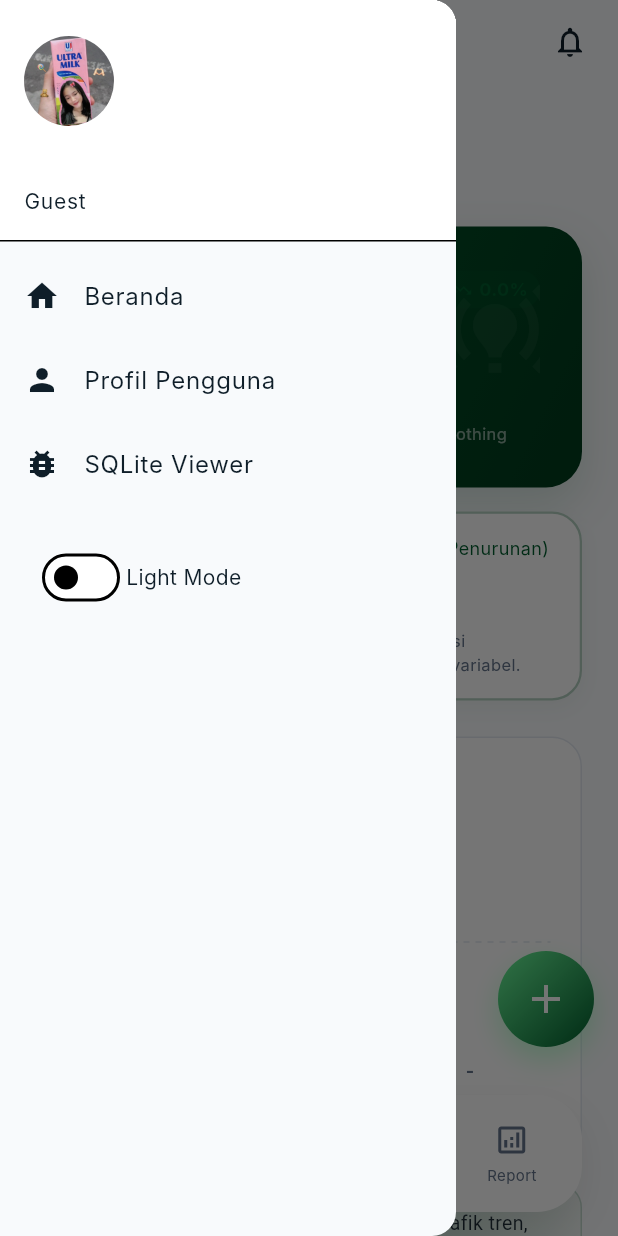
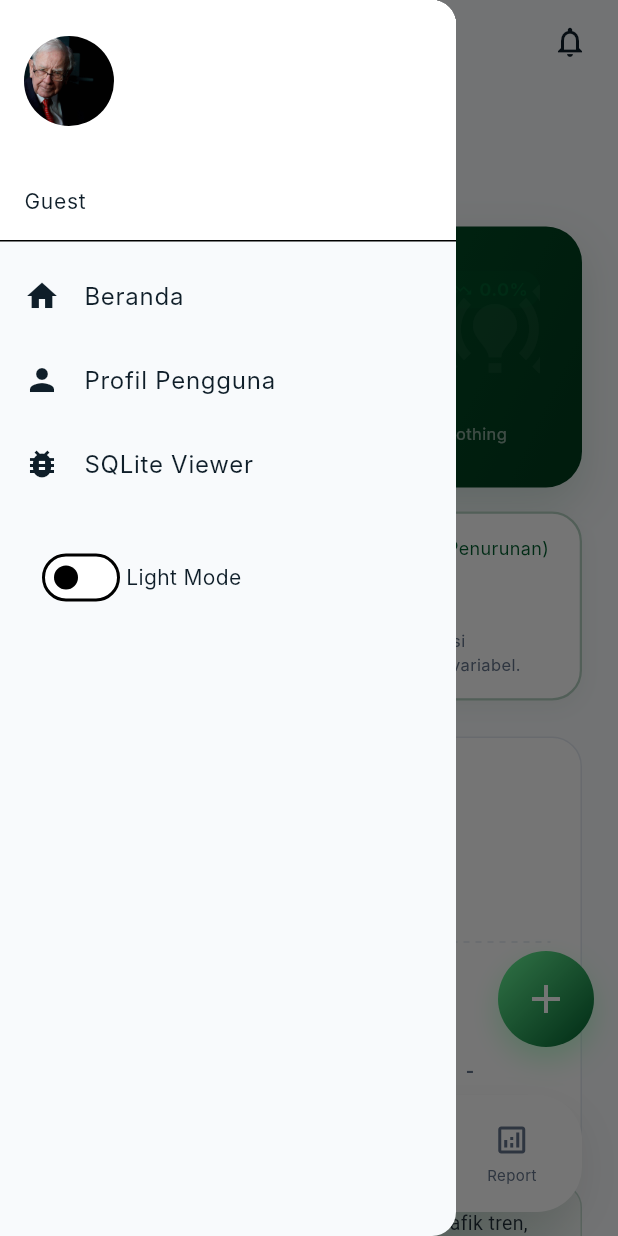
Before and after one commit to Atiowhy/dukunSaldo_PrototypeFe, a Flutter app: the HomePage screen opened directly, item 2 of the bottom bar chosen, with the side drawer open, on a phone screen of 412 x 824 dp. Run offline on Flutter 3.47's test engine with Material 3 defaults, Android fonts, the phone set to English and light mode, and no system bars; drawn by our look-alikes of fl_chart; our stand-ins replace flutter_animate, lottie, pdf, printing, shared_preferences, sqflite; missing offline and left inert: sqlite_viewer2; accounts and stored records are empty; Roboto replaces fonts that are missing (Inter).

Commit message:
update: fix bug

```diff
--- a/lib/features/home/home_screen.dart
+++ b/lib/features/home/home_screen.dart
@@ -76,18 +76,24 @@ class _HomePageState extends State<HomePage> {
     String prefix = isNegative ? "-" : "";
     if (absAmount >= 1000000000) {
       String val = (absAmount / 1000000000).toStringAsFixed(2);
-      if (val.endsWith('.00')) val = val.substring(0, val.length - 3);
-      else if (val.endsWith('0')) val = val.substring(0, val.length - 1);
+      if (val.endsWith('.00'))
+        val = val.substring(0, val.length - 3);
+      else if (val.endsWith('0'))
+        val = val.substring(0, val.length - 1);
       return '$prefix${val}M';
     } else if (absAmount >= 1000000) {
       String val = (absAmount / 1000000).toStringAsFixed(2);
-      if (val.endsWith('.00')) val = val.substring(0, val.length - 3);
-      else if (val.endsWith('0')) val = val.substring(0, val.length - 1);
+      if (val.endsWith('.00'))
+        val = val.substring(0, val.length - 3);
+      else if (val.endsWith('0'))
+        val = val.substring(0, val.length - 1);
       return '$prefix${val}Jt';
     } else if (absAmount >= 1000) {
       String val = (absAmount / 1000).toStringAsFixed(2);
-      if (val.endsWith('.00')) val = val.substring(0, val.length - 3);
-      else if (val.endsWith('0')) val = val.substring(0, val.length - 1);
+      if (val.endsWith('.00'))
+        val = val.substring(0, val.length - 3);
+      else if (val.endsWith('0'))
+        val = val.substring(0, val.length - 1);
       return '$prefix${val}Rb';
     }
     return '$prefix${absAmount.toStringAsFixed(0)}';
@@ -454,7 +460,7 @@ class _HomePageState extends State<HomePage> {
                 ClipRRect(
                   borderRadius: BorderRadius.circular(100),
                   child: Image.asset(
-                    "assets/image/ciks.jpeg",
+                    "assets/image/orang.jpg",
                     width: 60,
                     height: 60,
                     fit: BoxFit.cover,
@@ -1126,7 +1132,10 @@ class _HomePageState extends State<HomePage> {
         : _predictChartSpots.map((e) => e.y).reduce((a, b) => a < b ? a : b);
     double minYValue = minReal < minPredict ? minReal : minPredict;
 
-    double calculatedMaxY = (maxYValue > 0 ? maxYValue * 1.5 : 0.0).clamp(10.0, double.infinity);
+    double calculatedMaxY = (maxYValue > 0 ? maxYValue * 1.5 : 0.0).clamp(
+      10.0,
+      double.infinity,
+    );
     double calculatedMinY = minYValue < 0 ? (minYValue * 1.5) : 0.0;
 
     final realBarData = LineChartBarData(
@@ -1267,7 +1276,7 @@ class _HomePageState extends State<HomePage> {
                 ],
               ),
             )
-          else
+          else ...[
             SizedBox(
               height: 160,
               child: LineChart(
@@ -1375,6 +1384,33 @@ class _HomePageState extends State<HomePage> {
                 ),
               ),
             ),
+            const SizedBox(height: 16),
+            Container(
+              padding: const EdgeInsets.all(12),
+              decoration: BoxDecoration(
+                color: theme.primaryColor.withOpacity(0.05),
+                borderRadius: BorderRadius.circular(12),
+                border: Border.all(color: theme.primaryColor.withOpacity(0.2)),
+              ),
+              child: Row(
+                crossAxisAlignment: CrossAxisAlignment.start,
+                children: [
+                  Icon(Icons.info_outline, color: theme.primaryColor, size: 20),
+                  const SizedBox(width: 12),
+                  Expanded(
+                    child: Text(
+                      "Info: Garis putus-putus adalah prediksi masa depan. AI menggunakan sistem peredam (smoothing) otomatis agar ramalan saldo tidak langsung rusak/anjlok drastis hanya karena pengeluaran kaget sesaat di bulan ini.",
+                      style: theme.textTheme.bodyMedium?.copyWith(
+                        fontSize: 11,
+                        height: 1.4,
+                        color: theme.textTheme.bodyMedium?.color?.withOpacity(0.8),
+                      ),
+                    ),
+                  ),
+                ],
+              ),
+            ),
+          ],
         ],
       ),
     );
--- a/lib/features/prediction(EWS)/prediction_screen.dart
+++ b/lib/features/prediction(EWS)/prediction_screen.dart
@@ -120,6 +120,14 @@ class _AdvisorPageState extends State<AdvisorPage> {
     }
 
     final data = _advisorData!;
+
+    double lastMonthActual = 0;
+    double currentMonthActual = 0;
+    if (data.last3MonthsActual.length >= 2) {
+      lastMonthActual = data.last3MonthsActual[1];
+      currentMonthActual = data.last3MonthsActual[2];
+    }
+    double realDifference = currentMonthActual - lastMonthActual;
 
     return SingleChildScrollView(
       physics: const BouncingScrollPhysics(),
@@ -666,16 +674,12 @@ class _AdvisorPageState extends State<AdvisorPage> {
                           ),
                           TextSpan(
                             text: data.isDeficit
-                                ? "Peringatan! Walaupun tren pengeluaran Anda ${data.trend > 0
-                                      ? 'naik'
-                                      : data.trend < 0
-                                      ? 'menurun'
-                                      : 'stabil'}, prediksi pengeluaran bulan depan melampaui sisa saldo. Segera kurangi pengeluaran agar terhindar dari defisit berlanjut!"
-                                : (data.trend > 0
-                                      ? "Berdasarkan grafik tren, pengeluaran Anda cenderung naik ${formatCompact(data.trend)} tiap bulannya. Pertimbangkan untuk membatasi belanja tersier bulan depan."
-                                      : (data.trend < 0
-                                            ? "Berdasarkan grafik tren, pengeluaran Anda berhasil ditekan turun ${formatCompact(data.trend.abs())} tiap bulannya. Pertahankan kebiasaan baik ini!"
-                                            : "Berdasarkan grafik tren, pengeluaran Anda cenderung stabil tiap bulannya. Terus pertahankan pengelolaan keuangan Anda!")),
+                                ? "Peringatan! Pengeluaran Anda bulan ini ${realDifference > 0 ? 'naik sebesar ${formatCompact(realDifference.abs())}' : realDifference < 0 ? 'turun sebesar ${formatCompact(realDifference.abs())}' : 'cenderung stabil'}, NAMUN prediksi bulan depan (${formatCompact(data.nextMonthForecast)}) berpotensi melampaui sisa saldo Anda saat ini. Segera kurangi pengeluaran agar terhindar dari defisit!"
+                                : (realDifference > 0
+                                      ? "Pengeluaran Anda bulan ini nyata naik sebesar ${formatCompact(realDifference.abs())} dari bulan lalu. Jika dibiarkan, AI memprediksi pengeluaran bulan depan bisa mencapai ${formatCompact(data.nextMonthForecast)}. Pertimbangkan untuk membatasi belanja tersier."
+                                      : (realDifference < 0
+                                            ? "Bagus! Pengeluaran Anda bulan ini berhasil ditekan turun sebesar ${formatCompact(realDifference.abs())}. AI memprediksi Anda bisa menekan pengeluaran bulan depan hingga ${formatCompact(data.nextMonthForecast)}. Pertahankan kebiasaan baik ini!"
+                                            : "Pengeluaran Anda bulan ini sangat stabil. AI memprediksi pengeluaran bulan depan akan berada di kisaran ${formatCompact(data.nextMonthForecast)}. Terus pertahankan pengelolaan keuangan Anda!")),
                             style: const TextStyle(fontSize: 13, height: 1.4),
                           ),
                         ],
```
